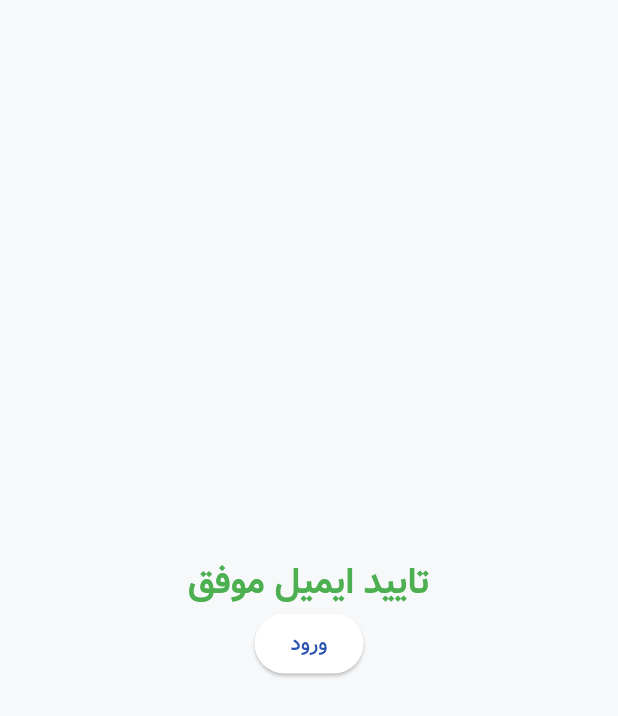
After one commit to Yasin-A10/Safar-Khaneh, a Flutter app: the VerifyEmailScreen screen opened by its route, on a phone screen of 412 x 824 dp. The commit adds this screen. Shown: the top 716 px of the screen. Run offline on Flutter 3.47's test engine with Material 3 defaults, Android fonts, the phone set to English and light mode, and no system bars; our stand-ins replace app_links, dio, flutter_secure_storage, go_router, google_maps_flutter, iconsax and 4 more; missing offline and left inert: persian_datetime_picker; accounts and stored records are empty.

Commit message:
some works on verify email

```diff
--- a/lib/config/router/app_router.dart
+++ b/lib/config/router/app_router.dart
@@ -4,8 +4,9 @@ import 'package:safar_khaneh/core/network/secure_token_storage.dart';
 import 'package:safar_khaneh/data/models/booked_residence_model.dart';
 import 'package:safar_khaneh/data/models/my_residence_model.dart';
 import 'package:safar_khaneh/data/models/vendor_reservation_model.dart';
-import 'package:safar_khaneh/features/payment/presentation/payment_failed_screen.dart';
-import 'package:safar_khaneh/features/payment/presentation/payment_success_screen.dart';
+import 'package:safar_khaneh/features/deep_links/presentation/payment_failed_screen.dart';
+import 'package:safar_khaneh/features/deep_links/presentation/payment_success_screen.dart';
+import 'package:safar_khaneh/features/deep_links/presentation/verify_email_screen.dart';
 import 'package:safar_khaneh/features/profile/data/profile_model.dart';
 import 'package:safar_khaneh/features/profile/presentation/bookmark_screen.dart';
 import 'package:safar_khaneh/features/profile/presentation/my_residences/comments_screen.dart';
@@ -155,6 +156,10 @@ final GoRouter appRouter = GoRouter(
       path: RoutePaths.paymentFailed,
       builder: (context, state) => const PaymentFailedScreen(),
     ),
+    GoRoute(
+      path: RoutePaths.verifyEmail,
+      builder: (context, state) => const VerifyEmailScreen(),
+    ),
 
     ShellRoute(
       builder: (context, state, child) => RootScreen(child: child),
--- a/lib/config/router/route_paths.dart
+++ b/lib/config/router/route_paths.dart
@@ -29,4 +29,5 @@ class RoutePaths {
 
   static const String paymentSuccess = '/payment-success';
   static const String paymentFailed = '/payment-failed';
+  static const String verifyEmail = '/verify-email';
 }
--- a/lib/features/auth/presentation/register_screen.dart
+++ b/lib/features/auth/presentation/register_screen.dart
@@ -40,7 +40,6 @@ class _RegisterScreenState extends State<RegisterScreen> {
         ScaffoldMessenger.of(context).showSnackBar(
           const SnackBar(content: Text('ثبت‌نام با موفقیت انجام شد'),),
         );
-        context.go('/login'); // یا '/home' بسته به مسیر بعد از ثبت‌نام
       }
     } catch (e) {
       ScaffoldMessenger.of(context).showSnackBar(
--- /dev/null
+++ b/lib/features/deep_links/presentation/verify_email_screen.dart
@@ -0,0 +1,33 @@
+import 'package:flutter/material.dart';
+import 'package:go_router/go_router.dart';
+
+class VerifyEmailScreen extends StatelessWidget {
+  const VerifyEmailScreen({super.key});
+
+  @override
+  Widget build(BuildContext context) {
+    return Scaffold(
+      body: Column(
+        mainAxisAlignment: MainAxisAlignment.center,
+        children: [
+          Center(
+            child: Text(
+              'تایید ایمیل موفق',
+              style: TextStyle(
+                color: Colors.green,
+                fontSize: 24,
+                fontWeight: FontWeight.bold,
+              ),
+            ),
+          ),
+          ElevatedButton(
+            onPressed: () {
+              context.go('/login');
+            },
+            child: const Text('ورود'),
+          ),
+        ],
+      ),
+    );
+  }
+}
--- a/lib/main.dart
+++ b/lib/main.dart
@@ -2,7 +2,7 @@ import 'package:flutter/material.dart';
 import 'package:flutter_localizations/flutter_localizations.dart';
 import 'package:safar_khaneh/config/router/app_router.dart';
 import 'package:safar_khaneh/config/theme/app_theme.dart';
-import 'package:safar_khaneh/features/payment/deep_link_listener.dart';
+import 'package:safar_khaneh/features/deep_links/deep_link_listener.dart';
 
 void main() {
   WidgetsFlutterBinding.ensureInitialized(); // for app_links
```
Also changed, not shown: lib/features/auth/data/verify_email.dart (added, +32 -0 lines), lib/features/deep_links/deep_link_listener.dart (renamed from lib/features/payment/deep_link_listener.dart, +18 -0 lines), lib/features/deep_links/presentation/payment_failed_screen.dart (renamed from lib/features/payment/presentation/payment_failed_screen.dart), lib/features/deep_links/presentation/payment_success_screen.dart (renamed from lib/features/payment/presentation/payment_success_screen.dart).
